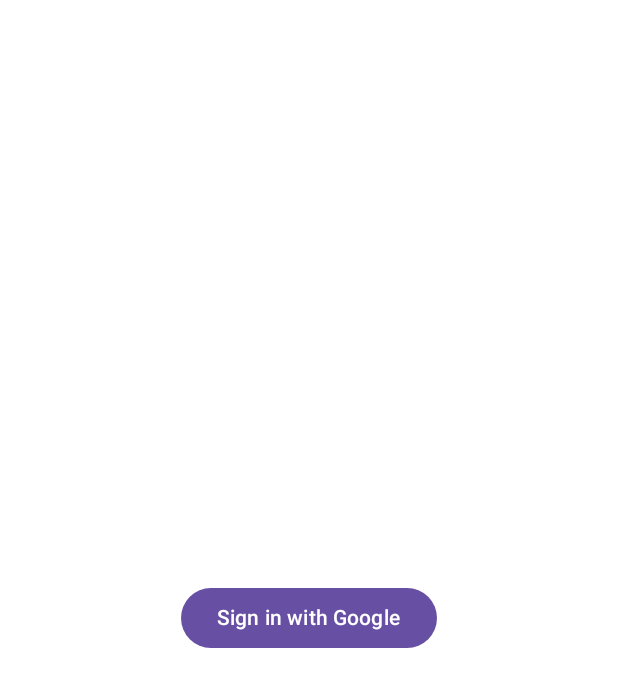
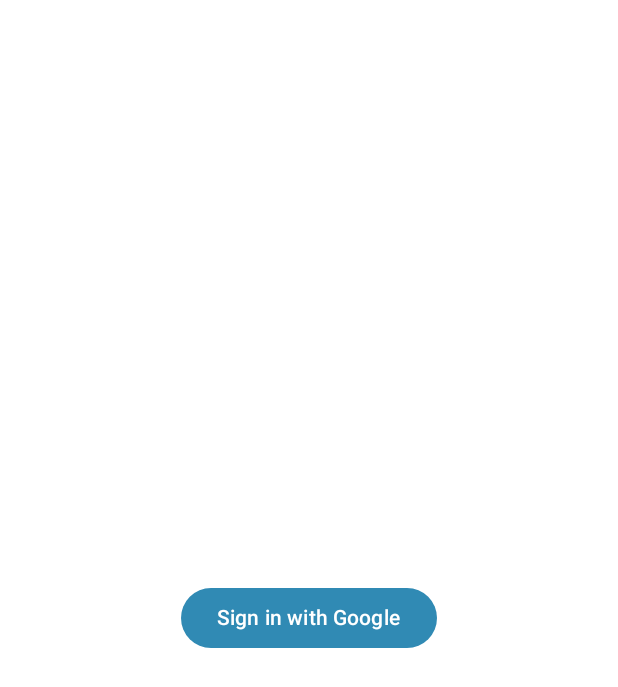
Before and after one commit to Fung-Sean/OnlySends-Compose-WillDeRocco-SeanFung, an Android app built with Jetpack Compose: the screen it shows after launch (MainActivity), on a phone screen of 412 x 824 dp. Shown: the top 687 px of the screen. Run offline under Robolectric (Android 15) with nearby library versions, the phone set to English and light mode, and no system bars; our stand-ins replace Firebase (no records; nobody signed in at launch, a user with empty details on screens opened directly); pictures from the network do not load; Roboto replaces fonts that are not available here.

Commit message:
Changing ui for signin and home

```diff
--- a/app/src/main/java/com/example/onlysends_compose/ui/add_post/AddPosts.kt
+++ b/app/src/main/java/com/example/onlysends_compose/ui/add_post/AddPosts.kt
@@ -44,6 +44,8 @@ import com.example.onlysends_compose.R
 import com.example.onlysends_compose.ui.home.fake_data.Post
 import com.example.onlysends_compose.ui.home.theme.OnlySendsTheme
 import com.example.onlysends_compose.ui.home.theme.RoundedCornerShape
+import com.example.onlysends_compose.ui.home.theme.buttonColor
+import com.example.onlysends_compose.ui.home.theme.signOutColor
 
 @Composable
 fun AddPostScreen(
@@ -78,7 +80,7 @@ fun AddPostScreen(
                 .padding(vertical = 16.dp),
             shape = RoundedCornerShape(8.dp),
             colors = ButtonDefaults.buttonColors(
-                containerColor = Color.DarkGray,
+                signOutColor,
                 contentColor = Color.White
             ),
             onClick = {
@@ -130,7 +132,7 @@ fun AddPostScreen(
         Button(
             shape = RoundedCornerShape(8.dp),
             colors = ButtonDefaults.buttonColors(
-                containerColor = Color.DarkGray,
+                signOutColor,
             ),
             onClick = {
                 // TODO: Create new post and pass it to onPostAdded
--- a/app/src/main/java/com/example/onlysends_compose/ui/sign_in/SignInScreen.kt
+++ b/app/src/main/java/com/example/onlysends_compose/ui/sign_in/SignInScreen.kt
@@ -5,6 +5,7 @@ import androidx.compose.foundation.layout.Box
 import androidx.compose.foundation.layout.fillMaxSize
 import androidx.compose.foundation.layout.padding
 import androidx.compose.material3.Button
+import androidx.compose.material3.ButtonDefaults
 import androidx.compose.material3.Text
 import androidx.compose.runtime.Composable
 import androidx.compose.runtime.LaunchedEffect
@@ -12,6 +13,7 @@ import androidx.compose.ui.Alignment
 import androidx.compose.ui.Modifier
 import androidx.compose.ui.platform.LocalContext
 import androidx.compose.ui.unit.dp
+import com.example.onlysends_compose.ui.home.theme.signOutColor
 
 // SignInScreen : composable to render screen for user to login with Google (calls onSignInClick
 // via lambda to update the state
@@ -38,7 +40,7 @@ fun SignInScreen(
             .padding(16.dp),
         contentAlignment = Alignment.Center
     ) {
-        Button(onClick = onSignInClick) {
+        Button(onClick = onSignInClick, colors = ButtonDefaults.buttonColors(signOutColor)) {
             Text(text = "Sign in with Google")
         }
     }
```
